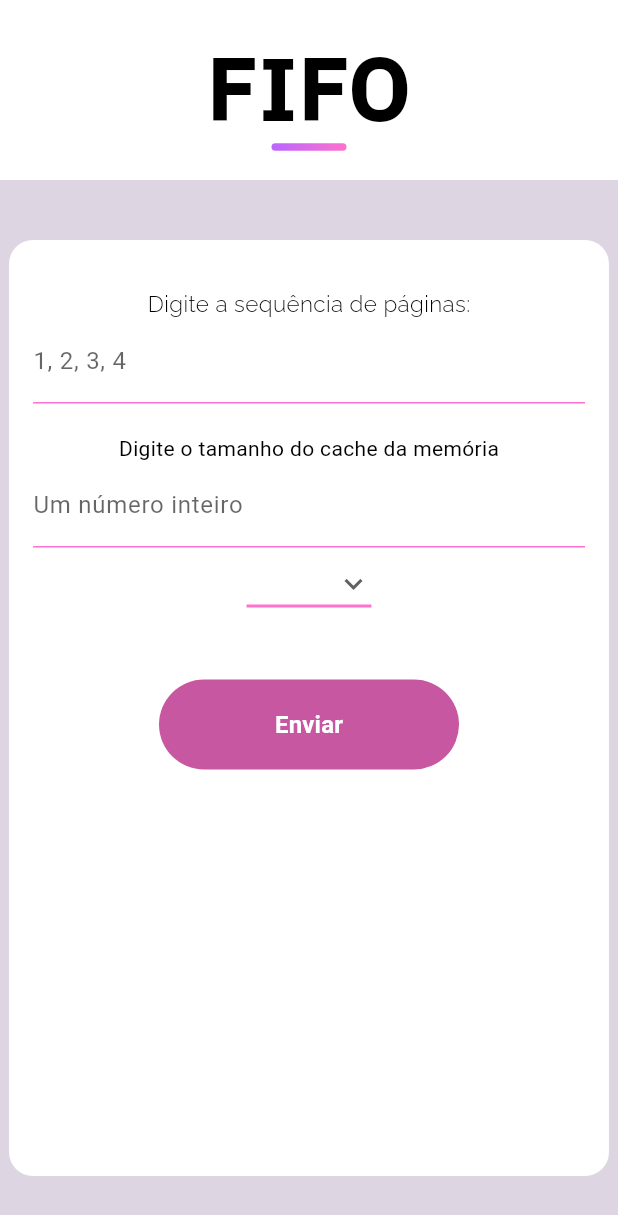
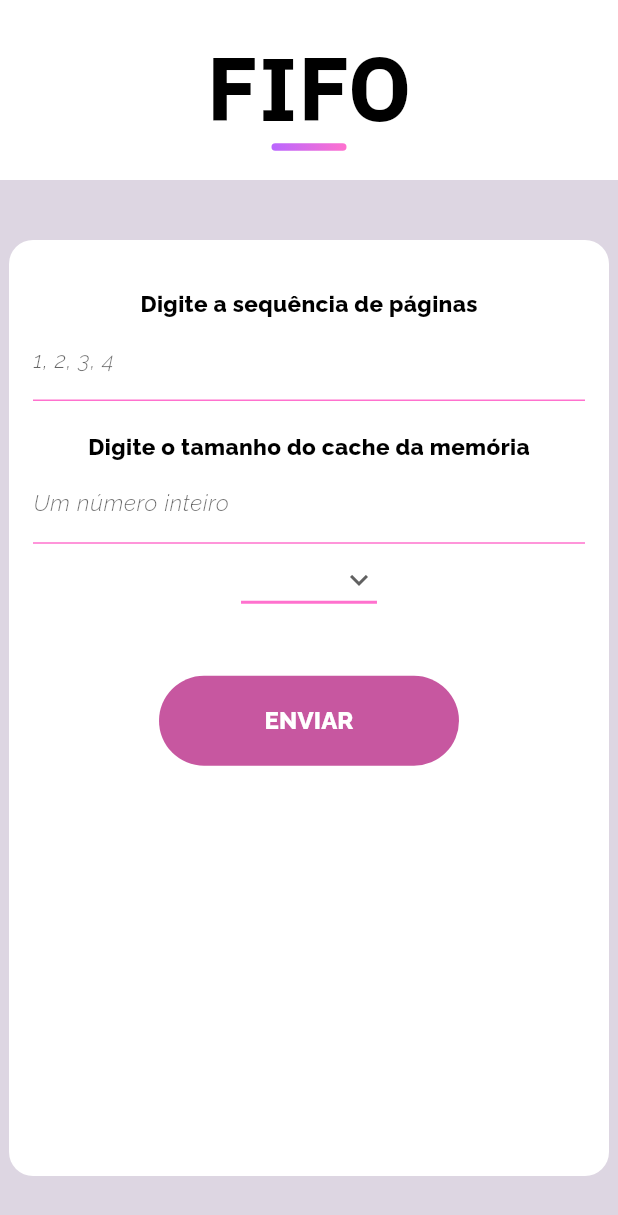
Before and after one commit to trashrama/paginacaoFlutter, a Flutter app: the screen it shows after launch, on a phone screen of 412 x 824 dp. Shown: the top 1215 px of the screen. Run offline on Flutter 3.47's test engine with Material 2 defaults, Android fonts, the phone set to English and light mode, and no system bars.

```diff
--- a/lib/main.dart
+++ b/lib/main.dart
@@ -36,7 +36,7 @@ class MyHomePage extends StatefulWidget {
 }
 
 class _MyHomePageState extends State<MyHomePage> {
-  List<String> _entradaPages = [];
+  List<String> entradaPages = [];
 
   int? tamCache;
 
@@ -54,6 +54,7 @@ class _MyHomePageState extends State<MyHomePage> {
     int hit = 0, miss = 0;
 
     var random = Random();
+    listaMemoria.clear();
 
     for (var pag in paginas) {
       if (listaMemoria.contains(pag)) {
@@ -75,6 +76,8 @@ class _MyHomePageState extends State<MyHomePage> {
   List<int> lru(List<int> paginas, int tamanho) {
     List<int> listaMemoria = [];
     int hit = 0, miss = 0;
+    listaMemoria.clear();
+    print(listaMemoria);
 
     for (var pag in paginas) {
       int index = listaMemoria.indexOf(pag);
@@ -97,7 +100,10 @@ class _MyHomePageState extends State<MyHomePage> {
 
   List<int> lfu(List<int> paginas, int tamanho) {
     Map<int, int> listaMemoria = {};
-    int hit = 0, miss = 0;
+    int hit, miss;
+    hit = miss = 0;
+    var podeEnviar = false;
+
     for (var pag in paginas) {
       if (listaMemoria.containsKey(pag)) {
         hit++;
@@ -137,6 +143,7 @@ class _MyHomePageState extends State<MyHomePage> {
 
     //se a memoria tiver cheia, tira o primeiro e add a pagina
 
+    listaMemoria.clear();
     for (var pag in paginas) {
       if (listaMemoria.contains(pag)) {
         hit++;
@@ -181,7 +188,7 @@ class _MyHomePageState extends State<MyHomePage> {
     }
 
     if (missAndHit.isNotEmpty) {
-      return 'Total de HITS: ${missAndHit[0]}\nTotal de MISSES: ${missAndHit[1]}';
+      return 'HITS: ${missAndHit[0]} | MISSES: ${missAndHit[1]}';
     } else {
       return 'Ocorreu um erro ao executar o algoritmo de paginação.';
     }
@@ -261,21 +268,31 @@ class _MyHomePageState extends State<MyHomePage> {
                   child: Column(
                     crossAxisAlignment: CrossAxisAlignment.center,
                     children: <Widget>[
-                      const Text('Digite a sequência de páginas:',
+                      const Text('Digite a sequência de páginas',
                           style: TextStyle(
                             fontSize: 15,
                             color: Color.fromARGB(255, 0, 0, 0),
                             fontFamily: 'Raleway',
-                            fontWeight: FontWeight.w300,
+                            fontWeight: FontWeight.bold,
                             fontStyle: FontStyle.normal,
                           )),
                       TextFormField(
-                        style:
-                            const TextStyle(color: Color.fromRGBO(0, 0, 0, 1)),
+                        style: const TextStyle(
+                          color: Color.fromRGBO(0, 0, 0, 1),
+                          fontSize: 15,
+                          fontFamily: 'Raleway',
+                          fontWeight: FontWeight.w200,
+                          fontStyle: FontStyle.normal,
+                        ),
                         decoration: const InputDecoration(
                           labelText: '1, 2, 3, 4',
-                          labelStyle:
-                              TextStyle(color: Color.fromRGBO(0, 0, 0, 0.6)),
+                          labelStyle: TextStyle(
+                            color: Color.fromRGBO(0, 0, 0, 0.6),
+                            fontFamily: 'Raleway',
+                            fontSize: 15,
+                            fontWeight: FontWeight.w300,
+                            fontStyle: FontStyle.italic,
+                          ),
                           floatingLabelBehavior: FloatingLabelBehavior.never,
                           enabledBorder: UnderlineInputBorder(
                               borderSide: BorderSide(
@@ -288,19 +305,20 @@ class _MyHomePageState extends State<MyHomePage> {
                         ),
                         validator: (value) {
                           if (value == null || value.isEmpty) {
+                            listaF.clear();
+                            entradaPages.clear();
                             return 'Insira uma sequência de números!';
                           } else {
                             if (value.contains(',')) {
-                              _entradaPages = value.split(',').toList();
+                              entradaPages = value.split(',').toList();
                             } else if (value.contains(' ')) {
-                              _entradaPages = value.split(' ').toList();
+                              entradaPages = value.split(' ').toList();
                             } else {
-                              _entradaPages = [value];
+                              entradaPages = [value];
                             }
 
-                            if (_entradaPages.isNotEmpty ||
-                                _entradaPages == []) {
-                              for (var item in _entradaPages) {
+                            if (entradaPages.isNotEmpty || entradaPages == []) {
+                              for (var item in entradaPages) {
                                 if (item.isNotEmpty) {
                                   try {
                                     int num = int.tryParse(item.trim())!;
@@ -308,6 +326,7 @@ class _MyHomePageState extends State<MyHomePage> {
                                     listaF.add(num);
                                   } catch (e) {
                                     listaF.clear();
+                                    entradaPages.clear();
                                     return 'Insira APENAS valores inteiros separados por espaço ou por vírgula!';
                                   }
                                 }
@@ -319,14 +338,31 @@ class _MyHomePageState extends State<MyHomePage> {
                       ),
                       const SizedBox(
                           height: 20), // separar os itens do container
-                      const Text('Digite o tamanho do cache da memória'),
+                      const Text('Digite o tamanho do cache da memória',
+                          style: TextStyle(
+                            color: Color.fromARGB(255, 0, 0, 0),
+                            fontSize: 15,
+                            fontFamily: 'Raleway',
+                            fontWeight: FontWeight.bold,
+                            fontStyle: FontStyle.normal,
+                          )),
                       TextFormField(
                           style: const TextStyle(
-                              color: Color.fromRGBO(0, 0, 0, 1)),
+                            color: Color.fromRGBO(0, 0, 0, 1),
+                            fontFamily: 'Raleway',
+                            fontSize: 15,
+                            fontWeight: FontWeight.w200,
+                            fontStyle: FontStyle.normal,
+                          ),
                           decoration: const InputDecoration(
                             labelText: 'Um número inteiro',
-                            labelStyle:
-                                TextStyle(color: Color.fromRGBO(0, 0, 0, 0.6)),
+                            labelStyle: TextStyle(
+                              color: Color.fromRGBO(0, 0, 0, 0.6),
+                              fontFamily: 'Raleway',
+                              fontSize: 15,
+                              fontWeight: FontWeight.w300,
+                              fontStyle: FontStyle.italic,
+                            ),
                             floatingLabelBehavior: FloatingLabelBehavior.never,
                             enabledBorder: UnderlineInputBorder(
                                 borderSide: BorderSide(
@@ -340,15 +376,21 @@ class _MyHomePageState extends State<MyHomePage> {
                           keyboardType: TextInputType.number,
                           validator: (value) {
                             if (value == null || value.isEmpty) {
+                              listaF.clear();
+                              entradaPages.clear();
                               return 'Insira apenas um número inteiro';
                             }
 
                             try {
                               tamCache = int.tryParse(value)!;
                               if (tamCache! < 1) {
+                                listaF.clear();
+                                entradaPages.clear();
                                 return 'Não pode ser menor que 0';
                               }
                             } catch (e) {
+                              listaF.clear();
+                              entradaPages.clear();
                               return 'Insira apenas um número inteiro';
                             }
                             return null;
@@ -365,7 +407,13 @@ class _MyHomePageState extends State<MyHomePage> {
                         items: dropdownItems.map((String item) {
                           return DropdownMenuItem<String>(
                             value: item,
-                            child: Text(item),
+                            child: Text(item,
+                                style: const TextStyle(
+                                  fontFamily: 'Raleway',
+                                  fontSize: 15,
+                                  fontWeight: FontWeight.w500,
+                                  fontStyle: FontStyle.normal,
+                                )),
                           );
                         }).toList(),
                         onChanged: (String? newValue) {
@@ -384,11 +432,13 @@ class _MyHomePageState extends State<MyHomePage> {
                           if (_formKey.currentState!.validate()) {
                             _formKey.currentState!.save();
                             // Faça algo com os valores do formulário
-                            resultado = rodaAlgoritmo(
-                                lista: listaF,
-                                tamanho: tamCache!,
-                                algoritmoUsado: dropdownValue);
-                            _entradaPages.clear();
+                            if (listaF.isNotEmpty) {
+                              resultado = rodaAlgoritmo(
+                                  lista: listaF,
+                                  tamanho: tamCache!,
+                                  algoritmoUsado: dropdownValue);
+                            }
+                            entradaPages.clear();
                             listaF.clear();
 
                             setState(() {}); // Atualiza o estado
@@ -401,11 +451,12 @@ class _MyHomePageState extends State<MyHomePage> {
                               Color.fromARGB(255, 199, 87,
                                   160)), // Definindo a cor de fundo
                         ),
-                        child: const Text('Enviar',
+                        child: const Text('ENVIAR',
                             style: TextStyle(
-                              fontSize: 16, // Tamanho do texto
-                              fontWeight: FontWeight.bold,
-                            ) // Peso da fonte
+                                fontSize: 16, // Tamanho do texto
+                                fontWeight: FontWeight.w900,
+                                fontFamily: 'Raleway',
+                                fontStyle: FontStyle.normal) // Peso da fonte
                             ),
                       ),
 
```
Also changed, not shown: pubspec.yaml (+10 -40 lines), fonts/IBMPlexSans-Bold.ttf (added), fonts/IBMPlexSans-BoldItalic.ttf (added), fonts/Raleway-Bold.ttf (added), fonts/Raleway-ExtraBold.ttf (added), fonts/Raleway-Light.ttf (added), fonts/Raleway-LightItalic.ttf (added), fonts/Raleway-Medium.ttf (added), fonts/Raleway-Regular.ttf (added).
